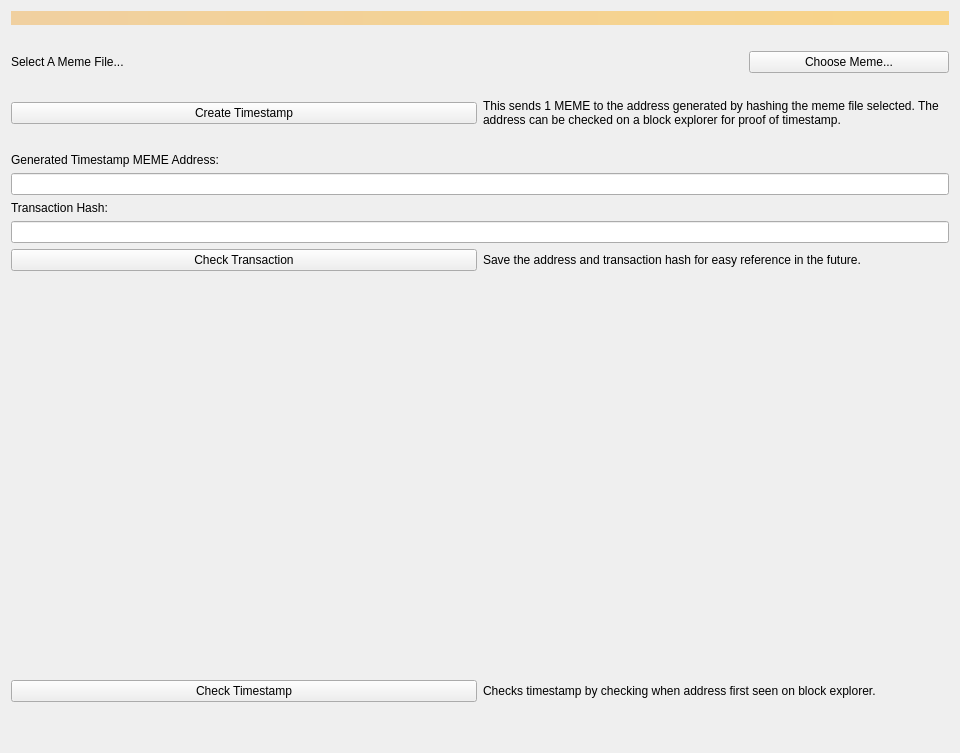
This is src/qt/forms/proofofmeme.ui in projectmemetic/pepecoin as Qt 5 draws it before an edit. The edited form follows.
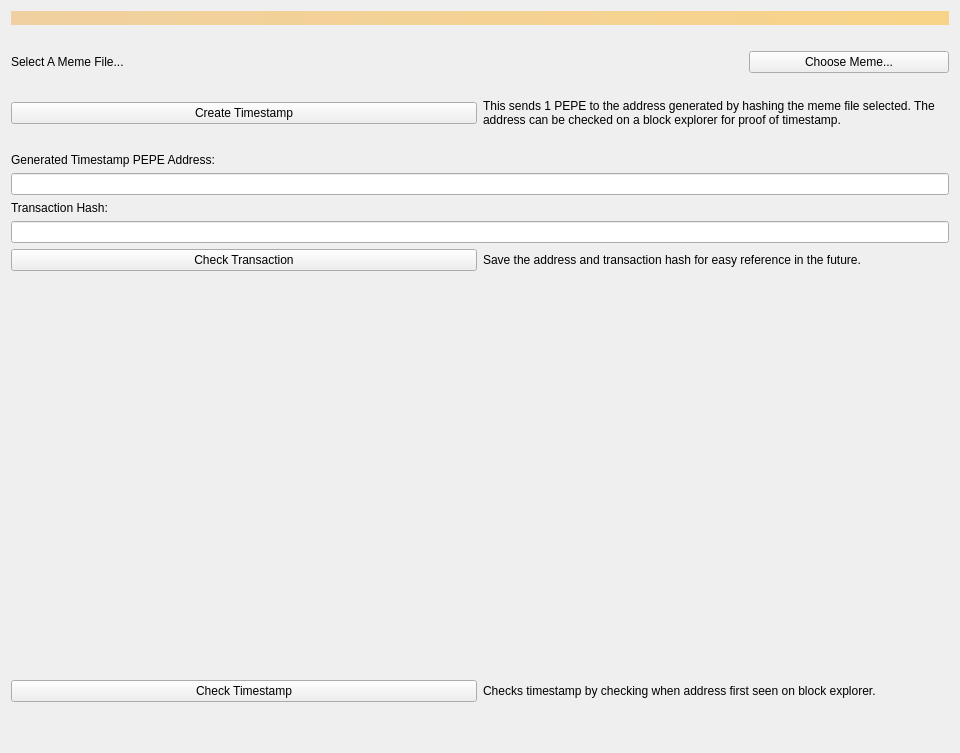
This is the edited form.

Commit message: Rename Memetic back to original PepeCoin

```diff
--- a/src/qt/forms/proofofmeme.ui
+++ b/src/qt/forms/proofofmeme.ui
@@ -88,7 +88,7 @@
          <item>
           <widget class="QLabel" name="label_2">
            <property name="text">
-            <string>&lt;html&gt;&lt;head/&gt;&lt;body&gt;&lt;p&gt;This sends 1 MEME to the address generated by hashing the meme file selected.  The address can be checked on a block explorer for proof of timestamp.&lt;/p&gt;&lt;/body&gt;&lt;/html&gt;</string>
+            <string>&lt;html&gt;&lt;head/&gt;&lt;body&gt;&lt;p&gt;This sends 1 PEPE to the address generated by hashing the meme file selected.  The address can be checked on a block explorer for proof of timestamp.&lt;/p&gt;&lt;/body&gt;&lt;/html&gt;</string>
            </property>
            <property name="wordWrap">
             <bool>true</bool>
@@ -100,7 +100,7 @@
        <item>
         <widget class="QLabel" name="label">
          <property name="text">
-          <string>Generated Timestamp MEME Address:</string>
+          <string>Generated Timestamp PEPE Address:</string>
          </property>
         </widget>
        </item>
```
The commit also changes 233 other files.
